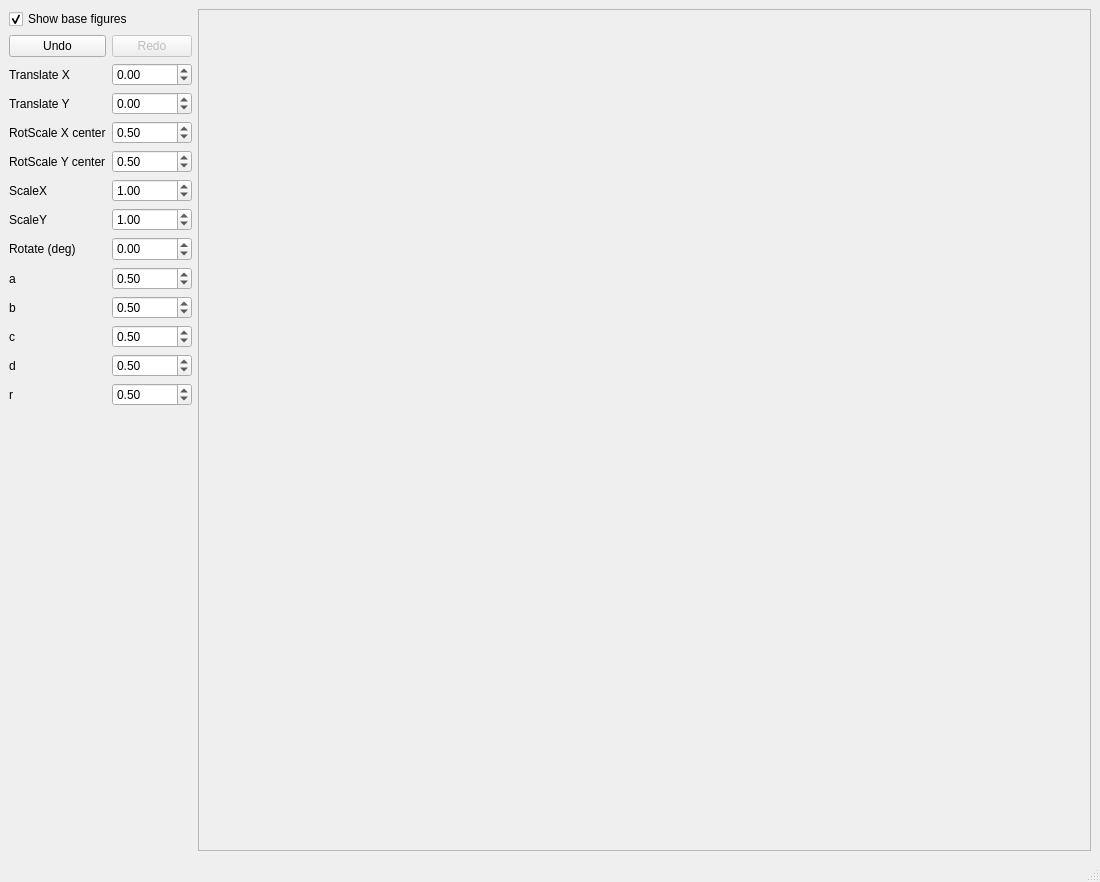
The window that 2/main.ui (awarebayes/kg) describes before a commit, drawn with Qt 5.
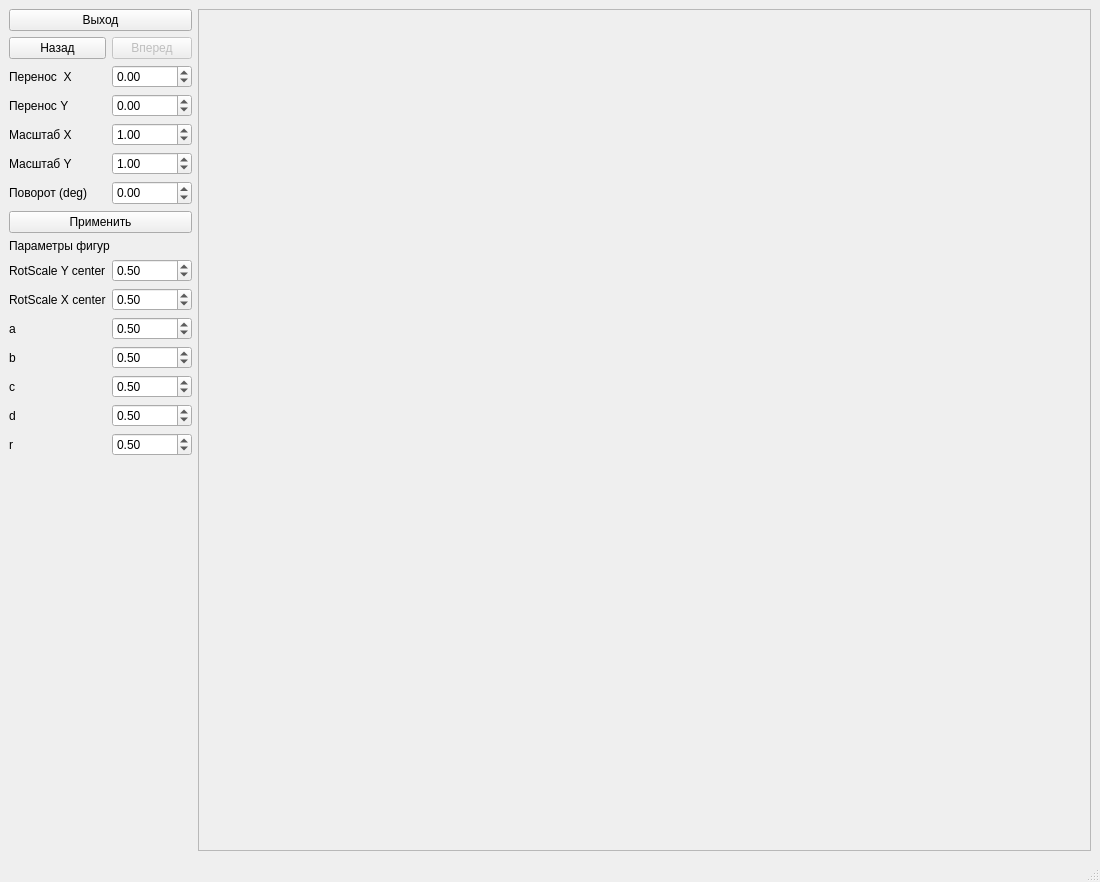
The same window after the commit.

Diff of the .ui file:
```diff
--- a/2/main.ui
+++ b/2/main.ui
@@ -18,122 +18,235 @@
     <item>
      <layout class="QVBoxLayout" name="verticalLayout">
       <item>
-       <widget class="QCheckBox" name="ShowBaseFigures">
+       <widget class="QPushButton" name="ExitButton">
         <property name="text">
-         <string>Show base figures</string>
-        </property>
-        <property name="checkable">
-         <bool>true</bool>
-        </property>
-        <property name="checked">
-         <bool>true</bool>
+         <string>Выход</string>
         </property>
        </widget>
       </item>
       <item>
-       <layout class="QGridLayout" name="gridLayout_2" rowstretch="1,0,0,0,0,0,0,0,0,0,0,0,0" columnstretch="0,0">
+       <layout class="QGridLayout" name="gridLayout_2" rowstretch="1,0,0,0,0,0,0,0,0,0,0,0,0,0,0,0,0,0" columnstretch="0,0">
+        <item row="16" column="0">
+         <widget class="QLabel" name="label_7">
+          <property name="text">
+           <string>d</string>
+          </property>
+         </widget>
+        </item>
+        <item row="11" column="1">
+         <widget class="QDoubleSpinBox" name="SRCenterYSB">
+          <property name="minimum">
+           <double>0.010000000000000</double>
+          </property>
+          <property name="maximum">
+           <double>1.000000000000000</double>
+          </property>
+          <property name="singleStep">
+           <double>0.100000000000000</double>
+          </property>
+          <property name="value">
+           <double>0.500000000000000</double>
+          </property>
+         </widget>
+        </item>
+        <item row="17" column="1">
+         <widget class="QDoubleSpinBox" name="RSB">
+          <property name="minimum">
+           <double>0.010000000000000</double>
+          </property>
+          <property name="maximum">
+           <double>1.000000000000000</double>
+          </property>
+          <property name="singleStep">
+           <double>0.100000000000000</double>
+          </property>
+          <property name="value">
+           <double>0.500000000000000</double>
+          </property>
+         </widget>
+        </item>
+        <item row="11" column="0">
+         <widget class="QLabel" name="label_4">
+          <property name="text">
+           <string>RotScale Y center</string>
+          </property>
+         </widget>
+        </item>
         <item row="1" column="0">
-         <widget class="QLabel" name="TransXLabel1">
+         <widget class="QPushButton" name="pushButton">
           <property name="text">
-           <string>Translate X</string>
+           <string>Назад</string>
           </property>
-         </widget>
-        </item>
-        <item row="0" column="1">
-         <layout class="QHBoxLayout" name="horizontalLayout_2">
-          <item>
-           <widget class="QPushButton" name="pushButton_2">
-            <property name="enabled">
-             <bool>false</bool>
-            </property>
-            <property name="text">
-             <string>Redo</string>
-            </property>
-           </widget>
-          </item>
-         </layout>
-        </item>
-        <item row="2" column="0">
-         <widget class="QLabel" name="TransYLabel1">
-          <property name="text">
-           <string>Translate Y</string>
+          <property name="checkable">
+           <bool>false</bool>
           </property>
-         </widget>
-        </item>
-        <item row="5" column="1">
-         <widget class="QDoubleSpinBox" name="ScaleXSB">
-          <property name="minimum">
-           <double>0.010000000000000</double>
+          <property name="autoDefault">
+           <bool>false</bool>
           </property>
-          <property name="maximum">
-           <double>5.000000000000000</double>
+          <property name="default">
+           <bool>false</bool>
           </property>
-          <property name="singleStep">
-           <double>0.500000000000000</double>
+          <property name="flat">
+           <bool>false</bool>
           </property>
-          <property name="value">
-           <double>1.000000000000000</double>
-          </property>
          </widget>
         </item>
-        <item row="8" column="0">
-         <widget class="QLabel" name="label">
-          <property name="text">
-           <string>a</string>
-          </property>
-         </widget>
-        </item>
-        <item row="2" column="1">
-         <widget class="QDoubleSpinBox" name="TransYSB">
-          <property name="minimum">
-           <double>-0.500000000000000</double>
-          </property>
-          <property name="maximum">
-           <double>0.500000000000000</double>
-          </property>
-          <property name="singleStep">
-           <double>0.050000000000000</double>
-          </property>
-         </widget>
-        </item>
-        <item row="10" column="0">
-         <widget class="QLabel" name="label_6">
-          <property name="text">
-           <string>c</string>
-          </property>
-         </widget>
-        </item>
-        <item row="9" column="0">
+        <item row="14" column="0">
          <widget class="QLabel" name="label_5">
           <property name="text">
            <string>b</string>
           </property>
          </widget>
         </item>
-        <item row="6" column="0">
+        <item row="3" column="1">
+         <widget class="QDoubleSpinBox" name="TransYSB">
+          <property name="minimum">
+           <double>-0.500000000000000</double>
+          </property>
+          <property name="maximum">
+           <double>0.500000000000000</double>
+          </property>
+          <property name="singleStep">
+           <double>0.050000000000000</double>
+          </property>
+         </widget>
+        </item>
+        <item row="10" column="0" colspan="2">
+         <widget class="QLabel" name="label_8">
+          <property name="text">
+           <string>Параметры фигур</string>
+          </property>
+         </widget>
+        </item>
+        <item row="7" column="0">
          <widget class="QLabel" name="label_2">
           <property name="text">
-           <string>ScaleY</string>
+           <string>Масштаб Y</string>
           </property>
          </widget>
         </item>
-        <item row="9" column="1">
-         <widget class="QDoubleSpinBox" name="BSB">
+        <item row="17" column="0">
+         <widget class="QLabel" name="label_9">
+          <property name="text">
+           <string>r</string>
+          </property>
+         </widget>
+        </item>
+        <item row="2" column="1">
+         <widget class="QDoubleSpinBox" name="TransXSB">
+          <property name="minimum">
+           <double>-0.500000000000000</double>
+          </property>
+          <property name="maximum">
+           <double>0.500000000000000</double>
+          </property>
+          <property name="singleStep">
+           <double>0.050000000000000</double>
+          </property>
+         </widget>
+        </item>
+        <item row="6" column="1">
+         <widget class="QDoubleSpinBox" name="ScaleXSB">
           <property name="minimum">
            <double>0.010000000000000</double>
           </property>
           <property name="maximum">
-           <double>1.000000000000000</double>
+           <double>5.000000000000000</double>
           </property>
           <property name="singleStep">
            <double>0.100000000000000</double>
           </property>
           <property name="value">
-           <double>0.500000000000000</double>
+           <double>1.000000000000000</double>
+          </property>
+         </widget>
+        </item>
+        <item row="9" column="0" colspan="2">
+         <widget class="QPushButton" name="ApplyButton">
+          <property name="text">
+           <string>Применить</string>
           </property>
          </widget>
         </item>
         <item row="7" column="1">
+         <widget class="QDoubleSpinBox" name="ScaleYSB">
+          <property name="minimum">
+           <double>0.010000000000000</double>
+          </property>
+          <property name="maximum">
+           <double>5.000000000000000</double>
+          </property>
+          <property name="singleStep">
+           <double>0.500000000000000</double>
+          </property>
+          <property name="value">
+           <double>1.000000000000000</double>
+          </property>
+         </widget>
+        </item>
+        <item row="15" column="0">
+         <widget class="QLabel" name="label_6">
+          <property name="text">
+           <string>c</string>
+          </property>
+         </widget>
+        </item>
+        <item row="14" column="1">
+         <widget class="QDoubleSpinBox" name="BSB">
+          <property name="minimum">
+           <double>0.010000000000000</double>
+          </property>
+          <property name="maximum">
+           <double>1.000000000000000</double>
+          </property>
+          <property name="singleStep">
+           <double>0.100000000000000</double>
+          </property>
+          <property name="value">
+           <double>0.500000000000000</double>
+          </property>
+         </widget>
+        </item>
+        <item row="8" column="0">
+         <widget class="QLabel" name="RotateLabel1">
+          <property name="text">
+           <string>Поворот (deg)</string>
+          </property>
+         </widget>
+        </item>
+        <item row="16" column="1">
+         <widget class="QDoubleSpinBox" name="DSB">
+          <property name="minimum">
+           <double>0.010000000000000</double>
+          </property>
+          <property name="maximum">
+           <double>1.000000000000000</double>
+          </property>
+          <property name="singleStep">
+           <double>0.100000000000000</double>
+          </property>
+          <property name="value">
+           <double>0.500000000000000</double>
+          </property>
+         </widget>
+        </item>
+        <item row="15" column="1">
+         <widget class="QDoubleSpinBox" name="CSB">
+          <property name="minimum">
+           <double>0.010000000000000</double>
+          </property>
+          <property name="maximum">
+           <double>1.000000000000000</double>
+          </property>
+          <property name="singleStep">
+           <double>0.100000000000000</double>
+          </property>
+          <property name="value">
+           <double>0.500000000000000</double>
+          </property>
+         </widget>
+        </item>
+        <item row="8" column="1">
          <widget class="QDoubleSpinBox" name="RotateSB">
           <property name="minimumSize">
            <size>
@@ -152,46 +265,7 @@
           </property>
          </widget>
         </item>
-        <item row="10" column="1">
-         <widget class="QDoubleSpinBox" name="CSB">
-          <property name="minimum">
-           <double>0.010000000000000</double>
-          </property>
-          <property name="maximum">
-           <double>1.000000000000000</double>
-          </property>
-          <property name="singleStep">
-           <double>0.100000000000000</double>
-          </property>
-          <property name="value">
-           <double>0.500000000000000</double>
-          </property>
-         </widget>
-        </item>
-        <item row="12" column="1">
-         <widget class="QDoubleSpinBox" name="RSB">
-          <property name="minimum">
-           <double>0.010000000000000</double>
-          </property>
-          <property name="maximum">
-           <double>1.000000000000000</double>
-          </property>
-          <property name="singleStep">
-           <double>0.100000000000000</double>
-          </property>
-          <property name="value">
-           <double>0.500000000000000</double>
-          </property>
-         </widget>
-        </item>
-        <item row="7" column="0">
-         <widget class="QLabel" name="RotateLabel1">
-          <property name="text">
-           <string>Rotate (deg)</string>
-          </property>
-         </widget>
-        </item>
-        <item row="8" column="1">
+        <item row="13" column="1">
          <widget class="QDoubleSpinBox" name="ASB">
           <property name="minimum">
            <double>0.010000000000000</double>
@@ -207,73 +281,56 @@
           </property>
          </widget>
         </item>
+        <item row="13" column="0">
+         <widget class="QLabel" name="label">
+          <property name="text">
+           <string>a</string>
+          </property>
+         </widget>
+        </item>
+        <item row="6" column="0">
+         <widget class="QLabel" name="TransScaleLabel1">
+          <property name="text">
+           <string>Масштаб X</string>
+          </property>
+         </widget>
+        </item>
+        <item row="1" column="1">
+         <layout class="QHBoxLayout" name="horizontalLayout_2">
+          <item>
+           <widget class="QPushButton" name="pushButton_2">
+            <property name="enabled">
+             <bool>false</bool>
+            </property>
+            <property name="text">
+             <string>Вперед</string>
+            </property>
+           </widget>
+          </item>
+         </layout>
+        </item>
+        <item row="2" column="0">
+         <widget class="QLabel" name="TransXLabel1">
+          <property name="text">
+           <string>Перенос  X</string>
+          </property>
+         </widget>
+        </item>
         <item row="3" column="0">
+         <widget class="QLabel" name="TransYLabel1">
+          <property name="text">
+           <string>Перенос Y</string>
+          </property>
+         </widget>
+        </item>
+        <item row="12" column="0">
          <widget class="QLabel" name="label_3">
           <property name="text">
            <string>RotScale X center</string>
           </property>
          </widget>
         </item>
-        <item row="12" column="0">
-         <widget class="QLabel" name="label_9">
-          <property name="text">
-           <string>r</string>
-          </property>
-         </widget>
-        </item>
-        <item row="6" column="1">
-         <widget class="QDoubleSpinBox" name="ScaleYSB">
-          <property name="minimum">
-           <double>0.010000000000000</double>
-          </property>
-          <property name="maximum">
-           <double>5.000000000000000</double>
-          </property>
-          <property name="singleStep">
-           <double>0.500000000000000</double>
-          </property>
-          <property name="value">
-           <double>1.000000000000000</double>
-          </property>
-         </widget>
-        </item>
-        <item row="1" column="1">
-         <widget class="QDoubleSpinBox" name="TransXSB">
-          <property name="minimum">
-           <double>-0.500000000000000</double>
-          </property>
-          <property name="maximum">
-           <double>0.500000000000000</double>
-          </property>
-          <property name="singleStep">
-           <double>0.050000000000000</double>
-          </property>
-         </widget>
-        </item>
-        <item row="11" column="0">
-         <widget class="QLabel" name="label_7">
-          <property name="text">
-           <string>d</string>
-          </property>
-         </widget>
-        </item>
-        <item row="11" column="1">
-         <widget class="QDoubleSpinBox" name="DSB">
-          <property name="minimum">
-           <double>0.010000000000000</double>
-          </property>
-          <property name="maximum">
-           <double>1.000000000000000</double>
-          </property>
-          <property name="singleStep">
-           <double>0.100000000000000</double>
-          </property>
-          <property name="value">
-           <double>0.500000000000000</double>
-          </property>
-         </widget>
-        </item>
-        <item row="3" column="1">
+        <item row="12" column="1">
          <widget class="QDoubleSpinBox" name="SRCenterXSB">
           <property name="minimum">
            <double>0.010000000000000</double>
@@ -289,55 +346,6 @@
           </property>
          </widget>
         </item>
-        <item row="5" column="0">
-         <widget class="QLabel" name="TransScaleLabel1">
-          <property name="text">
-           <string>ScaleX</string>
-          </property>
-         </widget>
-        </item>
-        <item row="0" column="0">
-         <widget class="QPushButton" name="pushButton">
-          <property name="text">
-           <string>Undo</string>
-          </property>
-          <property name="checkable">
-           <bool>false</bool>
-          </property>
-          <property name="autoDefault">
-           <bool>false</bool>
-          </property>
-          <property name="default">
-           <bool>false</bool>
-          </property>
-          <property name="flat">
-           <bool>false</bool>
-          </property>
-         </widget>
-        </item>
-        <item row="4" column="0">
-         <widget class="QLabel" name="label_4">
-          <property name="text">
-           <string>RotScale Y center</string>
-          </property>
-         </widget>
-        </item>
-        <item row="4" column="1">
-         <widget class="QDoubleSpinBox" name="SRCenterYSB">
-          <property name="minimum">
-           <double>0.010000000000000</double>
-          </property>
-          <property name="maximum">
-           <double>1.000000000000000</double>
-          </property>
-          <property name="singleStep">
-           <double>0.100000000000000</double>
-          </property>
-          <property name="value">
-           <double>0.500000000000000</double>
-          </property>
-         </widget>
-        </item>
        </layout>
       </item>
       <item>
```
Left out of the diff: 4 changed lines with no effect on the pictures.
